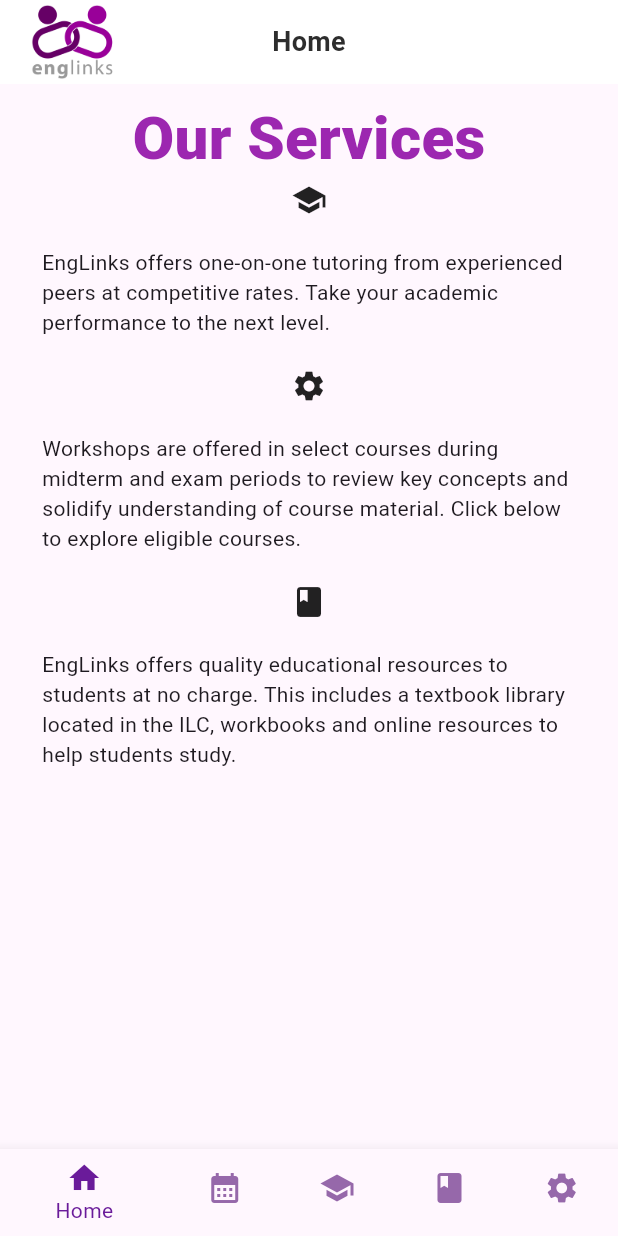
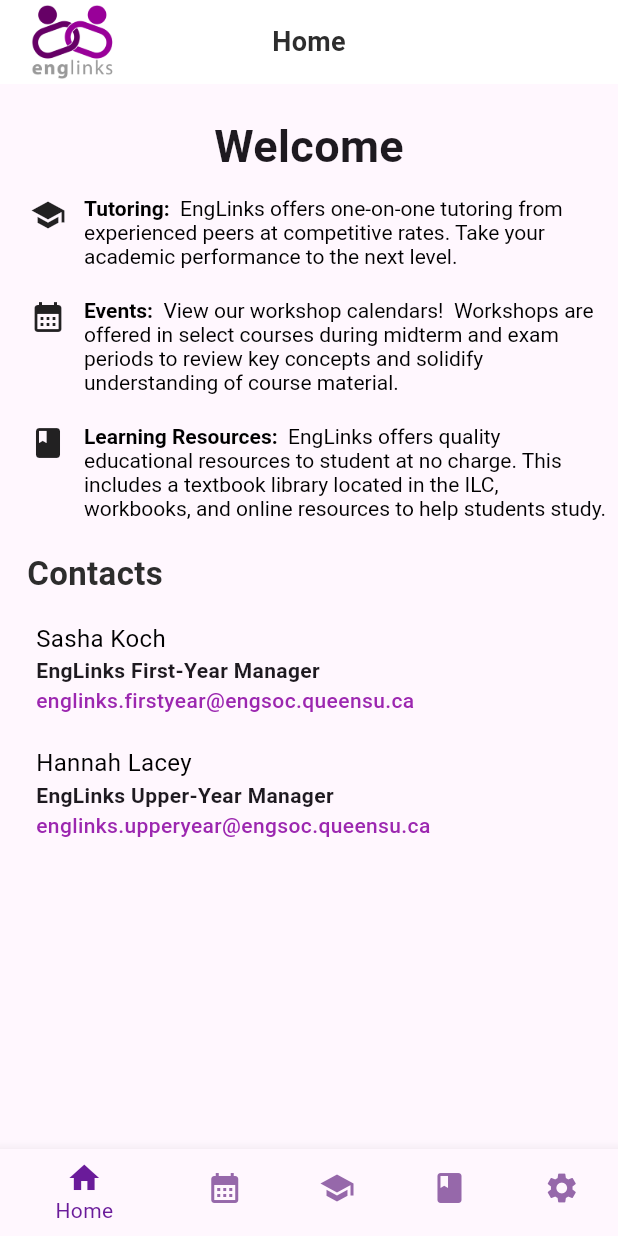
Before and after one commit to ebajec/EngLinks-App, a Flutter app: the screen it shows after launch, on a phone screen of 412 x 824 dp. Run offline on Flutter 3.47's test engine with Material 2 defaults, Android fonts, the phone set to English and light mode, and no system bars; our stand-ins replace flutter_linkify, table_calendar; network calls fail; Roboto replaces fonts that are missing (Futura).

Commit message:
reorganized home page

```diff
--- a/lib/home_page.dart
+++ b/lib/home_page.dart
@@ -1,7 +1,9 @@
-
 import 'package:flutter/material.dart';
 import 'package:provider/provider.dart';
 import 'app_state.dart';
+import 'my_widgets.dart';
+import 'my_styles.dart';
+import 'package:flutter/services.dart';
 
 /* This page shouldn't be much, just a general description of app features. */
 class HomePage extends StatefulWidget {
@@ -16,37 +18,173 @@
   Widget build(BuildContext context) {
     var appState = context.watch<AppState>();
 
+    var iconPadding = const EdgeInsets.fromLTRB(12.0, 0, 12, 12);
+    var nameStyle = TextStyle(color: Colors.black, fontSize: 16);
+
+    String email_first_year = "englinks.firstyear@engsoc.queensu.ca";
+    String email_upper_year = "englinks.upperyear@engsoc.queensu.ca";
+
     return Padding(
       padding: const EdgeInsets.all(8.0),
       child: Column(
         children: [
-          Text(
-            'Our Services',
-            style: TextStyle(
-                fontSize: 40,
-                color: Colors.purple,
-                fontWeight: FontWeight.w900),
+          Padding(
+            padding: const EdgeInsets.all(12.0),
+            child: Text(
+              'Welcome',
+              style: TextStyle(fontSize: 30, fontWeight: FontWeight.w600),
+            ),
           ),
-          Icon(Icons.school),
+          Column(
+            children: [
+              Row(
+                crossAxisAlignment: CrossAxisAlignment.start,
+                children: [
+                  Padding(
+                    padding: iconPadding,
+                    child: Icon(Icons.school),
+                  ),
+                  Expanded(
+                      child: DescriptionText(
+                    title: 'Tutoring',
+                    body:
+                        'EngLinks offers one-on-one tutoring from experienced peers at competitive rates. Take your academic performance to the next level. ',
+                  )),
+                ],
+              ),
+              SizedBox(height: 20),
+              Row(
+                crossAxisAlignment: CrossAxisAlignment.start,
+                children: [
+                  Padding(
+                    padding: iconPadding,
+                    child: Icon(Icons.calendar_month),
+                  ),
+                  Expanded(
+                    child: DescriptionText(
+                        title: 'Events',
+                        body:
+                            'View our workshop calendars!  Workshops are offered in select courses during midterm and exam periods to review key concepts and solidify understanding of course material.'),
+                  ),
+                ],
+              ),
+              SizedBox(height: 20),
+              Row(
+                crossAxisAlignment: CrossAxisAlignment.start,
+                children: [
+                  Padding(
+                    padding: iconPadding,
+                    child: Icon(Icons.book),
+                  ),
+                  Expanded(
+                    child: DescriptionText(
+                        title: 'Learning Resources',
+                        body:
+                            'EngLinks offers quality educational resources to student at no charge. This includes a textbook library located in the ILC, workbooks, and online resources to help students study.'),
+                  ),
+                ],
+              ),
+              SizedBox(height: 20),
+            ],
+          ),
+          FeatureTitle(
+            'Contacts',
+            textSize: 22,
+          ),
           Container(
-            padding: EdgeInsets.all(20),
-            child: Text(
-                'EngLinks offers one-on-one tutoring from experienced peers at competitive rates. Take your academic performance to the next level. '),
-          ),
-          Icon(Icons.settings),
-          Container(
-            padding: EdgeInsets.all(20),
-            child: Text(
-                'Workshops are offered in select courses during midterm and exam periods to review key concepts and solidify understanding of course material. Click below to explore eligible courses. '),
-          ),
-          Icon(Icons.book),
-          Container(
-            padding: EdgeInsets.all(20),
-            child: Text(
-                'EngLinks offers quality educational resources to students at no charge. This includes a textbook library located in the ILC, workbooks and online resources to help students study.'),
-          ),
+            padding: EdgeInsets.all(16),
+            child: Column(
+              children: [
+                Align(
+                  alignment: Alignment.centerLeft,
+                  child: ContactDisplay(
+                    name: "Sasha Koch",
+                    nameStyle: nameStyle,
+                    email: email_first_year,
+                    description: "EngLinks First-Year Manager",
+                  ),
+                ),
+                SizedBox(height: 20),
+                Align(
+                  alignment: Alignment.centerLeft,
+                  child: ContactDisplay(
+                    name: "Hannah Lacey",
+                    nameStyle: nameStyle,
+                    email: email_upper_year,
+                    description: "EngLinks Upper-Year Manager",
+                  ),
+                ),
+              ],
+            ),
+          )
         ],
       ),
-    );;
+    );
+    ;
   }
 }
+
+class ContactDisplay extends StatelessWidget {
+  const ContactDisplay({
+    super.key,
+    required this.nameStyle,
+    required this.email,
+    required this.name,
+    required this.description,
+  });
+
+  final TextStyle nameStyle;
+  final String email;
+  final String name;
+  final String description;
+
+  @override
+  Widget build(BuildContext context) {
+    return Column(
+      crossAxisAlignment: CrossAxisAlignment.start,
+      children: [
+        Text(name, style: nameStyle),
+        Text(
+          description,
+          style: TextStyle(fontWeight: FontWeight.bold),
+        ),
+        InkWell(
+          child: Text(
+            email,
+            style: TextStyle(color: Colors.purple, fontWeight: FontWeight.w500),
+          ),
+          onTap: () {
+            Clipboard.setData(ClipboardData(text: email));
+          },
+        ),
+      ],
+    );
+  }
+}
+
+class DescriptionText extends StatelessWidget {
+  const DescriptionText({super.key, required this.title, required this.body});
+
+  final String title;
+  final String body;
+
+  @override
+  Widget build(BuildContext context) {
+    return RichText(
+      text: TextSpan(
+        // Note: Styles for TextSpans must be explicitly defined.
+        // Child text spans will inherit styles from parent
+        style: const TextStyle(
+          fontSize: 14.0,
+          color: Colors.black,
+        ),
+        children: <TextSpan>[
+          TextSpan(
+              text: '$title:  ',
+              style: const TextStyle(fontWeight: FontWeight.bold)),
+          TextSpan(text: body),
+        ],
+      ),
+    );
+  }
+}
--- a/lib/resource_page.dart
+++ b/lib/resource_page.dart
@@ -14,19 +14,18 @@
   }
 }
 
-Uri resourcesFirstYear =
-    Uri.http("englinks.ca/resources/online-resources/first-year-resources/");
+Uri resourcesFirstYear = Uri.https("englinks.ca", "/resources");
 
 class ResourceData extends StatelessWidget {
   @override
   Widget build(BuildContext context) {
-    return Padding(
-      padding: const EdgeInsets.all(8.0),
-      child: Column(
+    return Column(
       children: [
+        SizedBox(height: 20),
         FeatureTitle(
           'Textbook Resources',
           textSize: 22,
+          spacing: 0,
         ),
         Container(
           padding: EdgeInsets.all(20),
@@ -42,27 +41,21 @@
           child: Text(
               'Monday to Thursday - 5:00 PM to 11:00 PM\n Saturday - 11:30 AM to 7:00 PM\n Sunday - 11:30 AM to 11:00 PM'),
         ),
+
+        //Learning resources stuff
         FeatureTitle('Resources', textSize: 22),
-          InkWell(
-            child: Text("First year resources"),
+        Container(
+          padding: EdgeInsets.all(16),
+          child: InkWell(
+            child: Text(
+              "Check out our website!",
+              style:
+                  TextStyle(color: Colors.purple, fontWeight: FontWeight.w500),
+            ),
             onTap: () => launchUrl(resourcesFirstYear),
           ),
-          //Linkify(
-          //  onOpen: (link) => print("Clicked ${link.url}!"),
-
-          //  text:
-          //      "First year resources : https://englinks.ca/resources/online-resources/first-year-resources/\n Upper Year Resources : https://englinks.ca/resources/online-resources/upper-year-resources/",
-          //),
-          FeatureTitle(
-            'Contacts',
-            textSize: 22,
-          ),
-          SelectableLinkify(
-            text:
-                "First Year Contact : englinks.firstyear@engsoc.queensu.ca\nUpper Year Contact : englinks.upperyear@engsoc.queensu.ca",
         ),
       ],
-      ),
     );
   }
 }
--- a/lib/tutor_page.dart
+++ b/lib/tutor_page.dart
@@ -8,9 +8,6 @@
 import 'dart:async' show Future;
 import 'package:flutter/services.dart' show rootBundle;
 
-/* Tutoring page will need to have input boxes for the user and a button to send
-the tutor request.  In _TutorPageState, before the build() method, some control
-flow will need to assess whether or not the user is logged in. */
 class TutorPage extends StatefulWidget {
   const TutorPage({super.key});
 
@@ -101,14 +98,14 @@
   }
 }
 
+//Horizontal list view for displaying active requests.
 class RequestList extends StatefulWidget {
   @override
   State<RequestList> createState() => _RequestListState();
 }
 
 class _RequestListState extends State<RequestList> {
-  List<String> requestData = ['pee', 'poo', 'cock'];
-
+  //This shows up when the red X is pressed.  Currently does nothing.
   Widget _requestDeleteDialog(BuildContext context, int requestIndex) {
     var appState = context.watch<AppState>();
 
@@ -148,6 +145,7 @@
     );
   }
 
+  //Shows up when three dots are pressed.  Shows all request data.
   Widget _requestViewDialog(BuildContext context, int index) {
     var appState = context.watch<AppState>();
 
@@ -369,8 +367,6 @@
 
     String data = response.body;
 
-    //await DefaultAssetBundle.of(context).loadString("assets/courses.csv");
-
     setState(() {
       var courseList = data.split(',');
       _courses = courseList;
@@ -585,6 +581,7 @@
   }
 }
 
+//Dropdown box
 // ignore: must_be_immutable
 class FormDropdownInput<T> extends StatelessWidget {
   final List<T> items;
```
Lines whose indentation alone changed are shown as unchanged.
